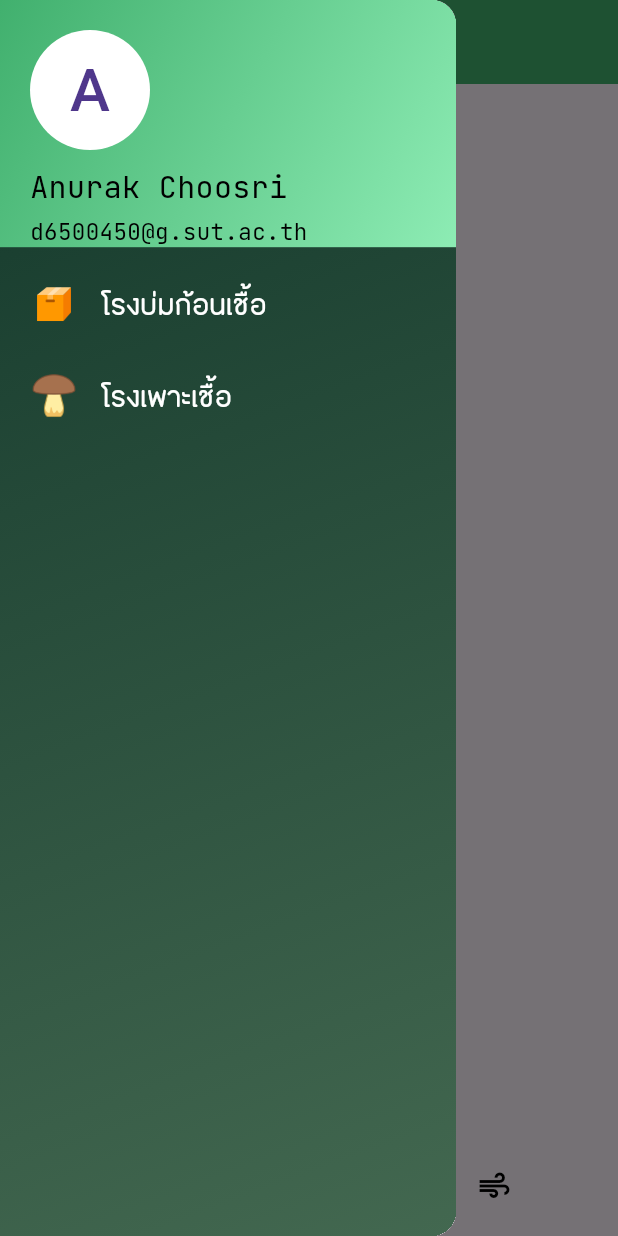
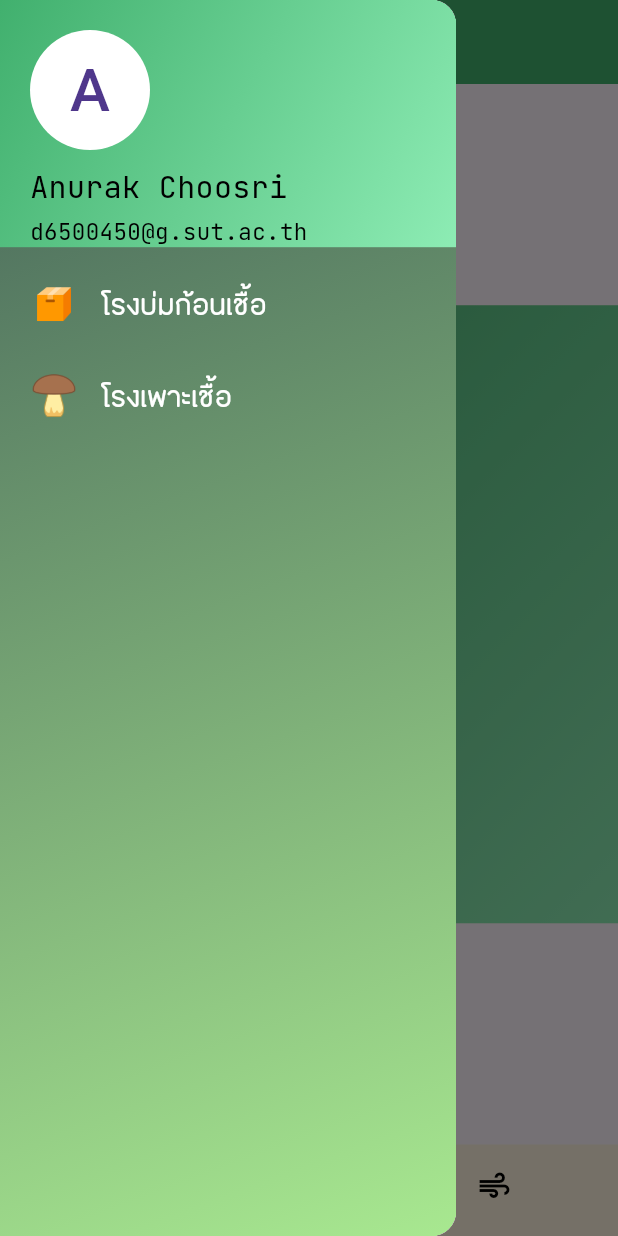
Before and after one commit to oatanurakch/mushroomapp, a Flutter app: the screen it shows after launch, with the side drawer open, on a phone screen of 412 x 824 dp. Run offline on Flutter 3.47's test engine with Material 3 defaults, Android fonts, the phone set to English and light mode, and no system bars.

Commit message:
add images

```diff
--- a/lib/pages/overview_page.dart
+++ b/lib/pages/overview_page.dart
@@ -1,6 +1,5 @@
 import 'package:flutter/material.dart';
 import 'package:mushroomapp/utility/constant.dart';
-
 
 class OverviewPage extends StatefulWidget {
   const OverviewPage({super.key});
@@ -12,6 +11,17 @@ class OverviewPage extends StatefulWidget {
 class _OverviewPageState extends State<OverviewPage> {
   @override
   Widget build(BuildContext context) {
-    return Container();
+    return Container(
+      decoration: BoxDecoration(
+        color: ColorPalette[0],
+      ),
+      child: Container(
+        width: MediaQuery.of(context).size.width,
+        height: MediaQuery.of(context).size.height * 0.5,
+        decoration: BoxDecoration(
+          gradient: GreenGradientToneLTToRB,
+        ),
+      ),
+    );
   }
 }
--- a/lib/utility/constant.dart
+++ b/lib/utility/constant.dart
@@ -18,8 +18,8 @@ final GreenGradientToneLTToRB = LinearGradient(
 
 final GreenGradientToneDark = LinearGradient(
   colors: [
-    Color(0xFF12372A),
-    Color(0xFF436850),
+    Color(0xFF425F57),
+    Color(0xFFA8E890),
   ],
   begin: Alignment.topLeft,
   end: Alignment.bottomRight,
--- a/lib/widgets/bottom_navbar.dart
+++ b/lib/widgets/bottom_navbar.dart
@@ -45,7 +45,6 @@ class _BTNavigationState extends State<BTNavigation> {
         ),
         bottomNavigationBar: BottomNavigationBar(
           type: BottomNavigationBarType.shifting,
-          backgroundColor: Colors.white,
           currentIndex: _selectedIndex,
           onTap: _onItemTapped,
           elevation: 0,
@@ -64,10 +63,12 @@ class _BTNavigationState extends State<BTNavigation> {
             BottomNavigationBarItem(
               icon: Icon(Icons.home_filled),
               label: 'Overview',
+              backgroundColor: ColorPalette[0],
             ),
             BottomNavigationBarItem(
               icon: Icon(Icons.air),
               label: 'Ozone',
+              backgroundColor: ColorPalette[0],
             ),
           ],
         ),
--- a/pubspec.yaml
+++ b/pubspec.yaml
@@ -61,6 +61,7 @@ flutter:
   # To add assets to your application, add an assets section, like this:
   assets:
     - assets/icons/
+    - assets/images/
   #   - images/a_dot_ham.jpeg
 
   # An image asset can refer to one or more resolution-specific "variants", see
```
Also changed, not shown: assets/images/mushroom.png (added), assets/images/package.png (added), pubspec.lock.
